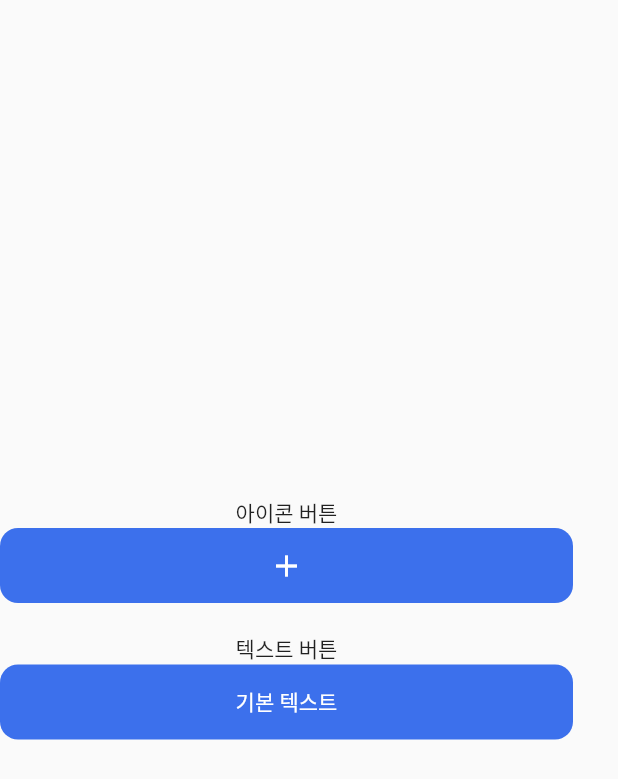
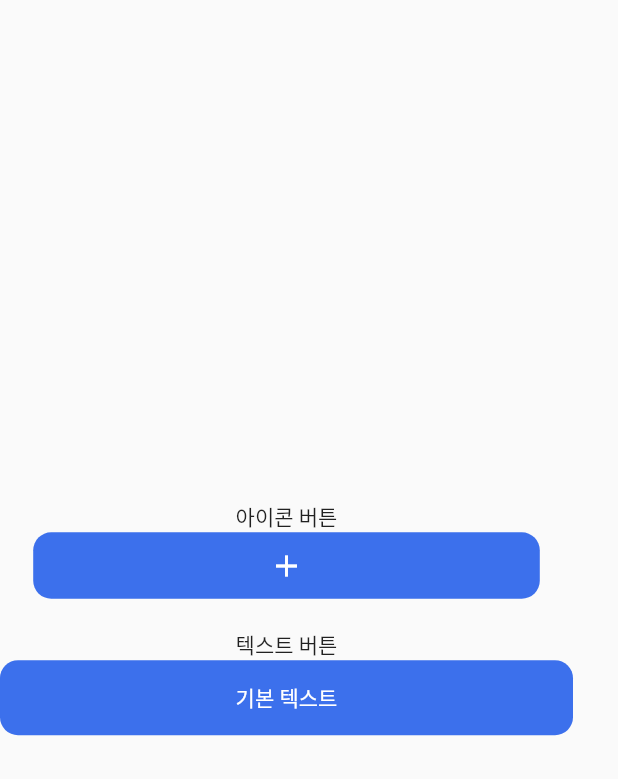
Before and after one commit to Lotura-STAC/STAC-Flutter, a Flutter app: the LoturaButtonView screen opened directly, on a phone screen of 412 x 824 dp. Shown: the top 779 px of the screen. Run offline on Flutter 3.47's test engine with Material 2 defaults, Android fonts, the phone set to English and light mode, and no system bars; our stand-ins replace equatable, fluentui_system_icons, flutter_bloc, flutter_screenutil, flutter_secure_storage, socket_io_client; accounts and stored records are empty.

Commit message:
screenutil 패키지 사용

```diff
--- a/design_system/lib/button/lotura_icon_button.dart
+++ b/design_system/lib/button/lotura_icon_button.dart
@@ -1,15 +1,12 @@
 import 'package:design_system/color/lotura_color.dart';
 import 'package:flutter/material.dart';
+import 'package:flutter_screenutil/flutter_screenutil.dart';
 
 class LoturaIconButton extends StatelessWidget {
   const LoturaIconButton(
-      {super.key,
-      this.width = 382,
-      this.height = 50,
-      required this.icon,
-      this.function});
+      {super.key, this.width, this.height, required this.icon, this.function});
 
-  final double width, height;
+  final double? width, height;
   final Icon icon;
   final void Function()? function;
 
@@ -18,8 +15,8 @@ class LoturaIconButton extends StatelessWidget {
     return GestureDetector(
       onTap: function,
       child: Container(
-        width: width,
-        height: height,
+        width: width ?? 382.0.r,
+        height: height ?? 50.0.r,
         decoration: BoxDecoration(
           color: LoturaColor.primary700,
           borderRadius: BorderRadius.circular(12.0),
```
